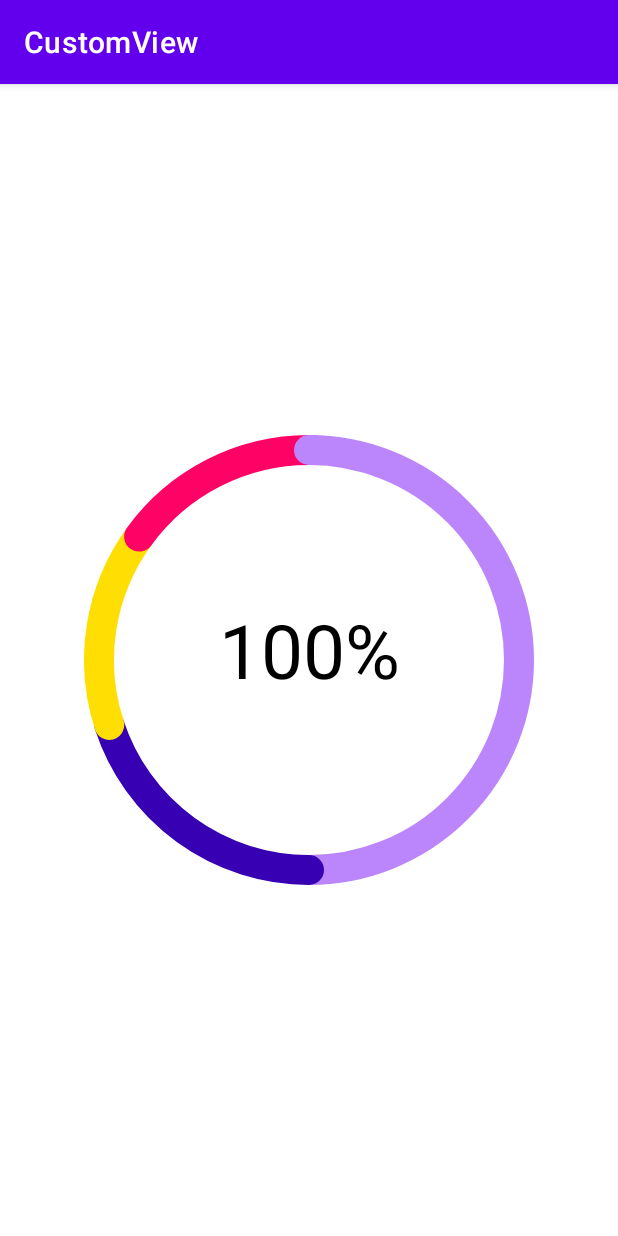
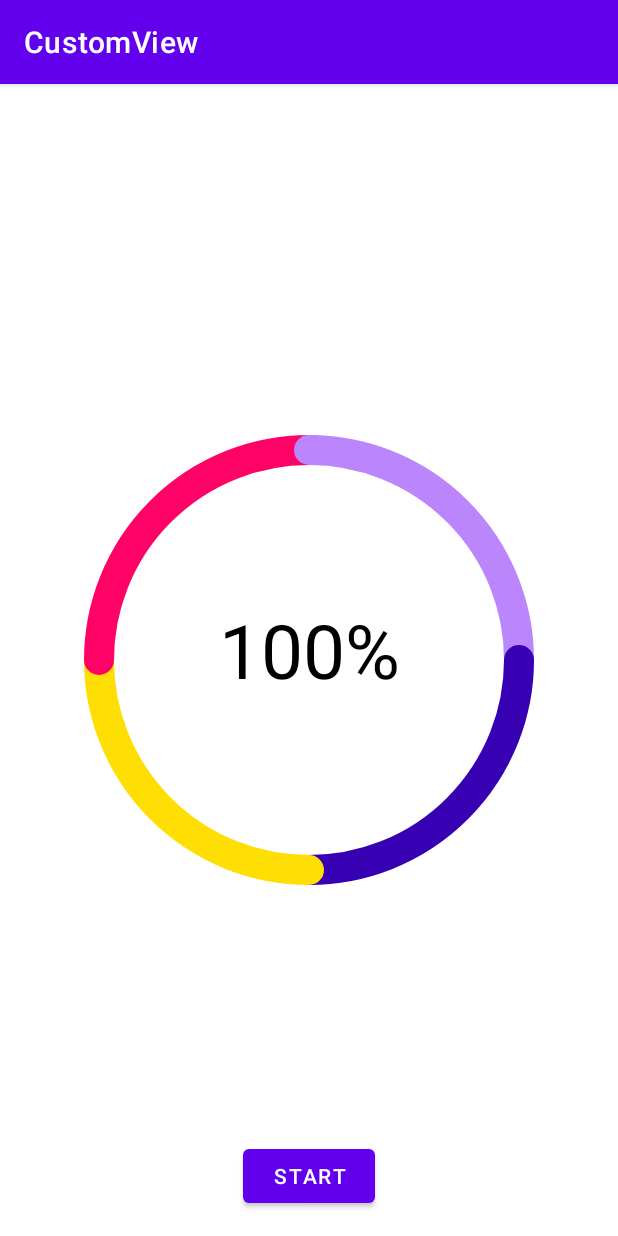
Before and after one commit to 18floor/CustomView, an Android app: the screen it shows after launch (MainActivity), on a phone screen of 412 x 824 dp. Run offline under Robolectric (Android 15) with nearby library versions, the phone set to English and light mode, and no system bars.

```diff
--- a/app/src/main/java/ru/netology/customview/MainActivity.kt
+++ b/app/src/main/java/ru/netology/customview/MainActivity.kt
@@ -2,6 +2,8 @@ package ru.netology.customview
 
 import androidx.appcompat.app.AppCompatActivity
 import android.os.Bundle
+import android.view.animation.AnimationUtils
+import android.widget.Button
 import ru.netology.customview.view.StatsView
 
 class MainActivity : AppCompatActivity() {
@@ -9,8 +11,15 @@ class MainActivity : AppCompatActivity() {
         super.onCreate(savedInstanceState)
         setContentView(R.layout.activity_main)
 
-        findViewById<StatsView>(R.id.stats).data = listOf(
-            500F, 200F, 150F, 150F,
+        val view = findViewById<StatsView>(R.id.stats)
+
+        view.data  = listOf(
+            500F, 500F, 500F, 500F,
         )
+
+        findViewById<Button>(R.id.startButton).setOnClickListener {
+            view.startAnimation(AnimationUtils.loadAnimation(this, R.anim.view_animation))
+
+        }
     }
 }
--- a/app/src/main/java/ru/netology/customview/view/StatsView.kt
+++ b/app/src/main/java/ru/netology/customview/view/StatsView.kt
@@ -1,5 +1,6 @@
 package ru.netology.customview.view
 
+import android.animation.ValueAnimator
 import android.content.Context
 import android.graphics.Canvas
 import android.graphics.Paint
@@ -7,6 +8,7 @@ import android.graphics.PointF
 import android.graphics.RectF
 import android.util.AttributeSet
 import android.view.View
+import android.view.animation.LinearInterpolator
 import androidx.core.content.withStyledAttributes
 import ru.netology.customview.R
 import ru.netology.customview.util.AndroidUtils
@@ -26,6 +28,8 @@ class StatsView @JvmOverloads constructor(
     private var lineWidth = AndroidUtils.dp(context, 5F).toFloat()
     private var fontSize = AndroidUtils.sp(context, 40F).toFloat()
     private var colors = emptyList<Int>()
+    private var progress = 0F
+    private var valueAnimator: ValueAnimator? = null
 
     init {
 
@@ -63,7 +67,7 @@ class StatsView @JvmOverloads constructor(
     var data: List<Float> = emptyList()
         set(value) {
             field = value
-            invalidate()
+            update()
         }
 
 
@@ -82,15 +86,17 @@ class StatsView @JvmOverloads constructor(
         }
         var startAngle = -90F
         val sumValues = data.sum()
+        val maxAngle = 360 * progress
 
         for ((index, datum) in data.withIndex()) {
-            val angle = 360F * (datum / sumValues)
+            val angleCurrent = min(360F * (datum / sumValues), maxAngle)
             paint.color = colors.getOrNull(index) ?: randomColor()
-            canvas.drawArc(oval, startAngle, angle, false, paint)
+            canvas.drawArc(oval, startAngle, angleCurrent, false, paint)
+
             paint.color = colors[0]
             canvas.drawArc(oval, -90F, 1F, false, paint)
 
-            startAngle += angle
+            startAngle += angleCurrent
         }
 
         canvas.drawText(
@@ -101,5 +107,25 @@ class StatsView @JvmOverloads constructor(
         )
     }
 
+    private fun update() {
+        valueAnimator?.let {
+            it.removeAllListeners()
+            it.cancel()
+        }
+        progress = 0F
+
+        valueAnimator = ValueAnimator.ofFloat(0F, 1F).apply {
+            addUpdateListener { anim ->
+                progress = anim.animatedValue as Float
+                invalidate()
+            }
+
+            duration = 5500
+            interpolator = LinearInterpolator()
+        }.also {
+            it.start()
+        }
+    }
+
     private fun randomColor() = Random.nextInt(0xFF000000.toInt(), 0xFFFFFFFF.toInt())
 }
--- /dev/null
+++ b/app/src/main/res/anim/view_animation.xml
@@ -0,0 +1,27 @@
+<?xml version="1.0" encoding="utf-8"?>
+<set xmlns:android="http://schemas.android.com/apk/res/android">
+    <scale
+        android:interpolator="@android:anim/linear_interpolator"
+        android:fromXScale="1.0"
+        android:toXScale="1.25"
+        android:fromYScale="1.0"
+        android:toYScale="1.25"
+        android:pivotX="50%"
+        android:pivotY="50%"
+        android:repeatMode="reverse"
+        android:repeatCount="3"
+        android:duration="500"
+        />
+    <rotate
+        android:interpolator="@android:anim/accelerate_decelerate_interpolator"
+        android:fromDegrees="0"
+        android:toDegrees="360"
+        android:pivotX="50%"
+        android:pivotY="50%"
+        android:duration="500"
+        android:repeatMode="reverse"
+        android:repeatCount="1"
+        android:startOffset="500"
+        />
+
+</set>
--- a/app/src/main/res/layout/activity_main.xml
+++ b/app/src/main/res/layout/activity_main.xml
@@ -18,4 +18,12 @@
         app:color3="#FFDE03"
         app:color4="#FF0266"/>
 
+    <com.google.android.material.button.MaterialButton
+        android:id="@+id/startButton"
+        android:layout_width="wrap_content"
+        android:layout_height="wrap_content"
+        android:text="Start"
+        android:layout_gravity="center|bottom"
+        android:layout_marginBottom="16dp"/>
+
 </FrameLayout>
```
